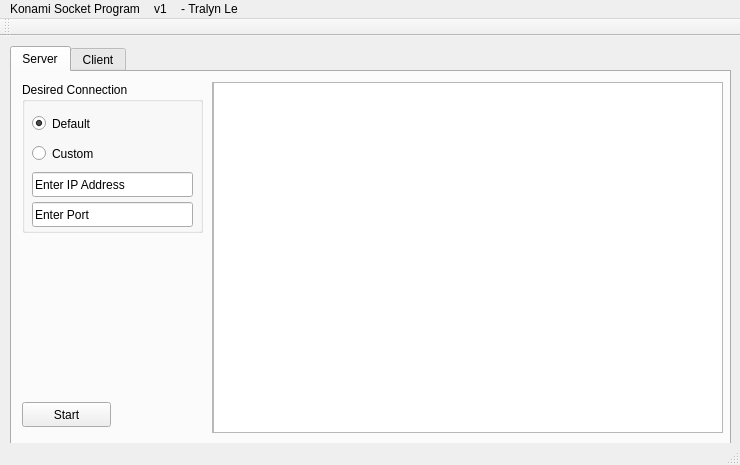
This is gui/SocketProgram/mainwindow.ui in nylart/Server-Client-Socket-Program as Qt 5 draws it before an edit. The edited form follows.
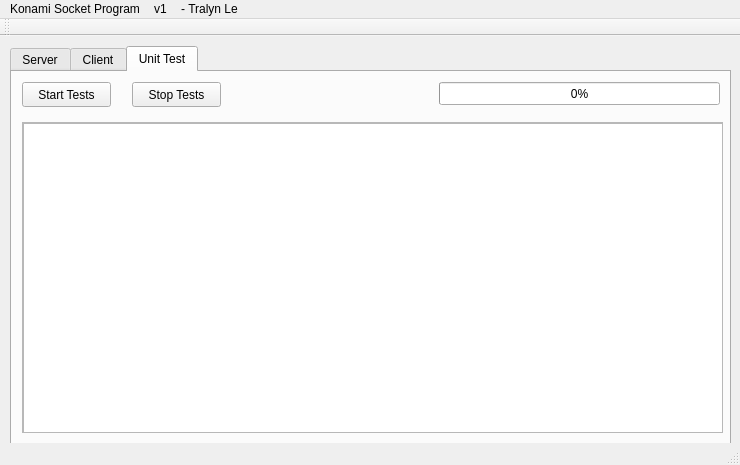
This is the edited form. The open tabs and pages were chosen to show the change.

Commit message: Restructured directories. Added unit testing project and currently working on unit tests

Patch:
```diff
--- a/gui/SocketProgram/mainwindow.ui
+++ b/gui/SocketProgram/mainwindow.ui
@@ -324,6 +324,86 @@
       </widget>
      </widget>
     </widget>
+    <widget class="QWidget" name="tab">
+     <attribute name="title">
+      <string>Unit Test</string>
+     </attribute>
+     <widget class="QPushButton" name="UnitTestStartButton">
+      <property name="geometry">
+       <rect>
+        <x>10</x>
+        <y>10</y>
+        <width>89</width>
+        <height>25</height>
+       </rect>
+      </property>
+      <property name="text">
+       <string>Start Tests</string>
+      </property>
+     </widget>
+     <widget class="QPushButton" name="UnitTestStopButton">
+      <property name="geometry">
+       <rect>
+        <x>120</x>
+        <y>10</y>
+        <width>89</width>
+        <height>25</height>
+       </rect>
+      </property>
+      <property name="text">
+       <string>Stop Tests</string>
+      </property>
+     </widget>
+     <widget class="QScrollArea" name="scrollArea">
+      <property name="geometry">
+       <rect>
+        <x>10</x>
+        <y>50</y>
+        <width>701</width>
+        <height>311</height>
+       </rect>
+      </property>
+      <property name="widgetResizable">
+       <bool>true</bool>
+      </property>
+      <widget class="QWidget" name="scrollAreaWidgetContents">
+       <property name="geometry">
+        <rect>
+         <x>0</x>
+         <y>0</y>
+         <width>699</width>
+         <height>309</height>
+        </rect>
+       </property>
+       <widget class="QTextEdit" name="UnitTestTextArea">
+        <property name="geometry">
+         <rect>
+          <x>0</x>
+          <y>0</y>
+          <width>701</width>
+          <height>311</height>
+         </rect>
+        </property>
+       </widget>
+      </widget>
+     </widget>
+     <widget class="QProgressBar" name="UnitTestProgressBar">
+      <property name="geometry">
+       <rect>
+        <x>427</x>
+        <y>10</y>
+        <width>281</width>
+        <height>23</height>
+       </rect>
+      </property>
+      <property name="value">
+       <number>0</number>
+      </property>
+      <property name="textVisible">
+       <bool>true</bool>
+      </property>
+     </widget>
+    </widget>
    </widget>
   </widget>
   <widget class="QMenuBar" name="menuBar">
```
Left out of the diff: 2 changed lines with no effect on the pictures. The commit also changes 50 other files.
